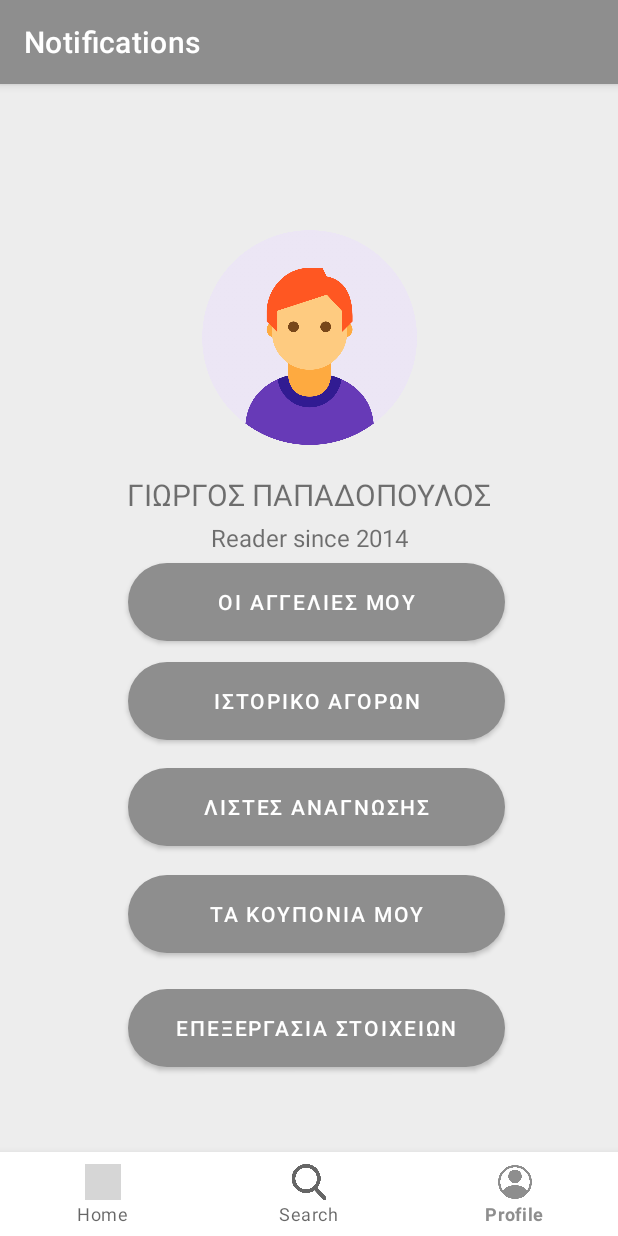
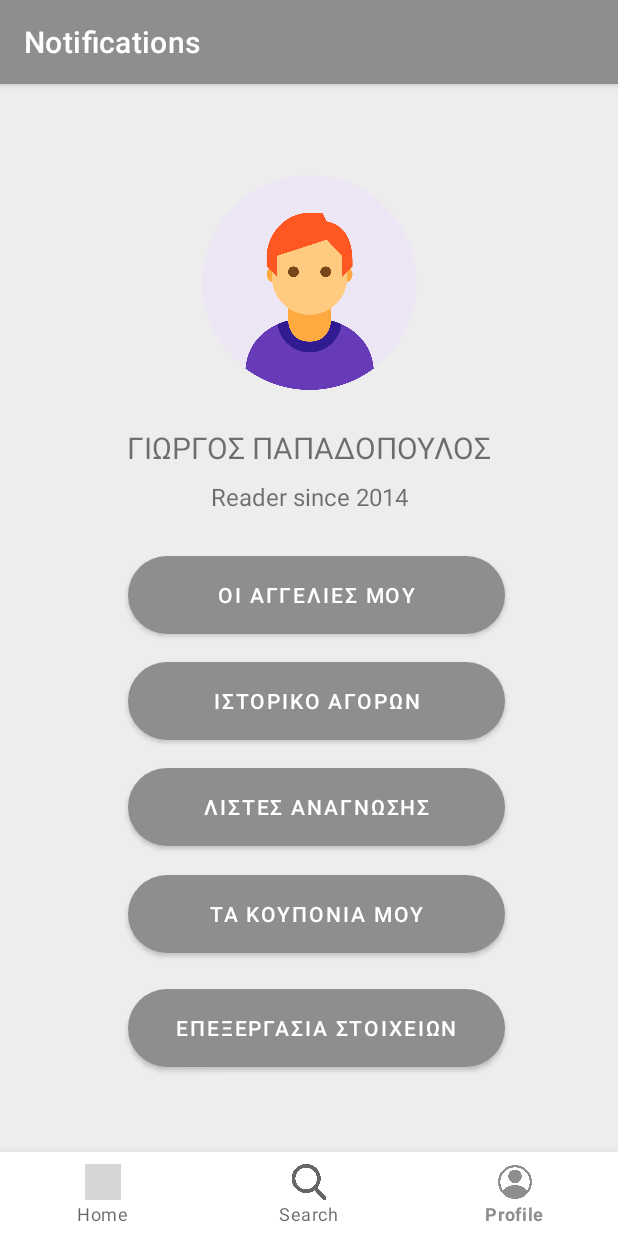
Before and after one commit to EvelyneKol/ReadEase, an Android app: the profileFragment screen opened through its navigation route, on a phone screen of 412 x 824 dp. Run offline under Robolectric (Android 15) with nearby library versions, the phone set to English and light mode, and no system bars; our stand-ins replace navigation-ui; grey boxes are pictures that could not be loaded.

Commit message:
change layouts

```diff
--- a/app/src/main/res/layout/activity_main.xml
+++ b/app/src/main/res/layout/activity_main.xml
@@ -28,12 +28,11 @@
         android:layout_width="match_parent"
         android:layout_height="match_parent"
         app:defaultNavHost="true"
-        app:layout_constraintBottom_toTopOf="@id/nav_view"
-        app:layout_constraintHorizontal_bias="1.0"
+        app:layout_constraintBottom_toTopOf="@+id/nav_view"
+        app:layout_constraintHorizontal_bias="0.0"
         app:layout_constraintLeft_toLeftOf="parent"
         app:layout_constraintRight_toRightOf="parent"
         app:layout_constraintTop_toTopOf="parent"
-        app:layout_constraintVertical_bias="0.0"
         app:navGraph="@navigation/mobile_navigation" />
 
 </androidx.constraintlayout.widget.ConstraintLayout>
--- a/app/src/main/res/layout/fragment_profile.xml
+++ b/app/src/main/res/layout/fragment_profile.xml
@@ -12,43 +12,44 @@
         android:layout_width="match_parent"
         android:layout_height="wrap_content"
         android:layout_marginStart="1dp"
-        android:layout_marginTop="8dp"
+        android:layout_marginTop="-5dp"
         android:layout_marginEnd="1dp"
         android:text="ΓΙΩΡΓΟΣ ΠΑΠΑΔΟΠΟΥΛΟΣ"
         android:textAlignment="center"
         android:textSize="20sp"
         app:layout_constraintBottom_toBottomOf="parent"
         app:layout_constraintEnd_toEndOf="parent"
-        app:layout_constraintHorizontal_bias="0.0"
+        app:layout_constraintHorizontal_bias="1.0"
         app:layout_constraintStart_toStartOf="parent"
         app:layout_constraintTop_toTopOf="parent"
-        app:layout_constraintVertical_bias="0.29" />
+        app:layout_constraintVertical_bias="0.258" />
 
     <TextView
         android:id="@+id/text_notification"
         android:layout_width="match_parent"
         android:layout_height="wrap_content"
         android:layout_marginStart="8dp"
-        android:layout_marginTop="8dp"
+        android:layout_marginTop="-4dp"
         android:layout_marginEnd="8dp"
         android:text="Reader since 2014"
         android:textAlignment="center"
         android:textSize="16sp"
         app:layout_constraintBottom_toBottomOf="parent"
         app:layout_constraintEnd_toEndOf="parent"
-        app:layout_constraintHorizontal_bias="1.0"
+        app:layout_constraintHorizontal_bias="0.0"
         app:layout_constraintStart_toStartOf="parent"
         app:layout_constraintTop_toTopOf="parent"
-        app:layout_constraintVertical_bias="0.333"
+        app:layout_constraintVertical_bias="0.305"
         tools:ignore="SmallSp" />
 
     <Button
         android:id="@+id/button1"
         android:layout_width="251dp"
         android:layout_height="52dp"
+        android:layout_marginTop="-7dp"
         android:background="@drawable/round_button"
+        android:text="ΟΙ ΑΓΓΕΛΙΕΣ ΜΟΥ"
         app:layout_constraintBottom_toBottomOf="parent"
-        android:text="ΟΙ ΑΓΓΕΛΙΕΣ ΜΟΥ"
         app:layout_constraintEnd_toEndOf="parent"
         app:layout_constraintHorizontal_bias="0.531"
         app:layout_constraintStart_toStartOf="parent"
@@ -111,11 +112,12 @@
         android:id="@+id/imageView2"
         android:layout_width="331dp"
         android:layout_height="143dp"
+        android:layout_marginTop="-20dp"
         android:src="@drawable/client"
         app:layout_constraintBottom_toBottomOf="parent"
         app:layout_constraintEnd_toEndOf="parent"
         app:layout_constraintStart_toStartOf="parent"
         app:layout_constraintTop_toTopOf="parent"
-        app:layout_constraintVertical_bias="0.073" />
+        app:layout_constraintVertical_bias="0.042" />
 
 </androidx.constraintlayout.widget.ConstraintLayout>
```
